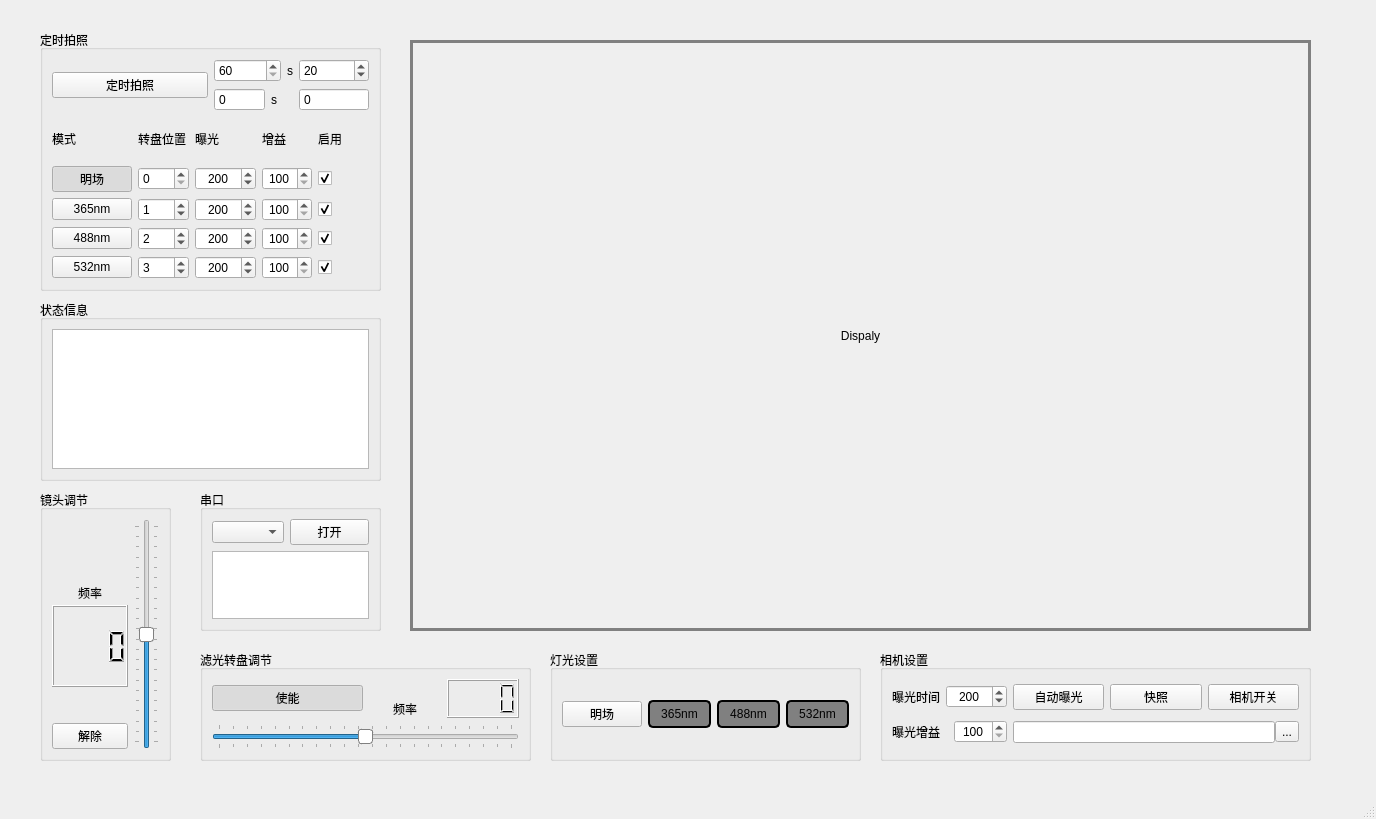
The window that mainwindow.ui (PingY2000/QT_Fluor) describes before a commit, drawn with Qt 5.
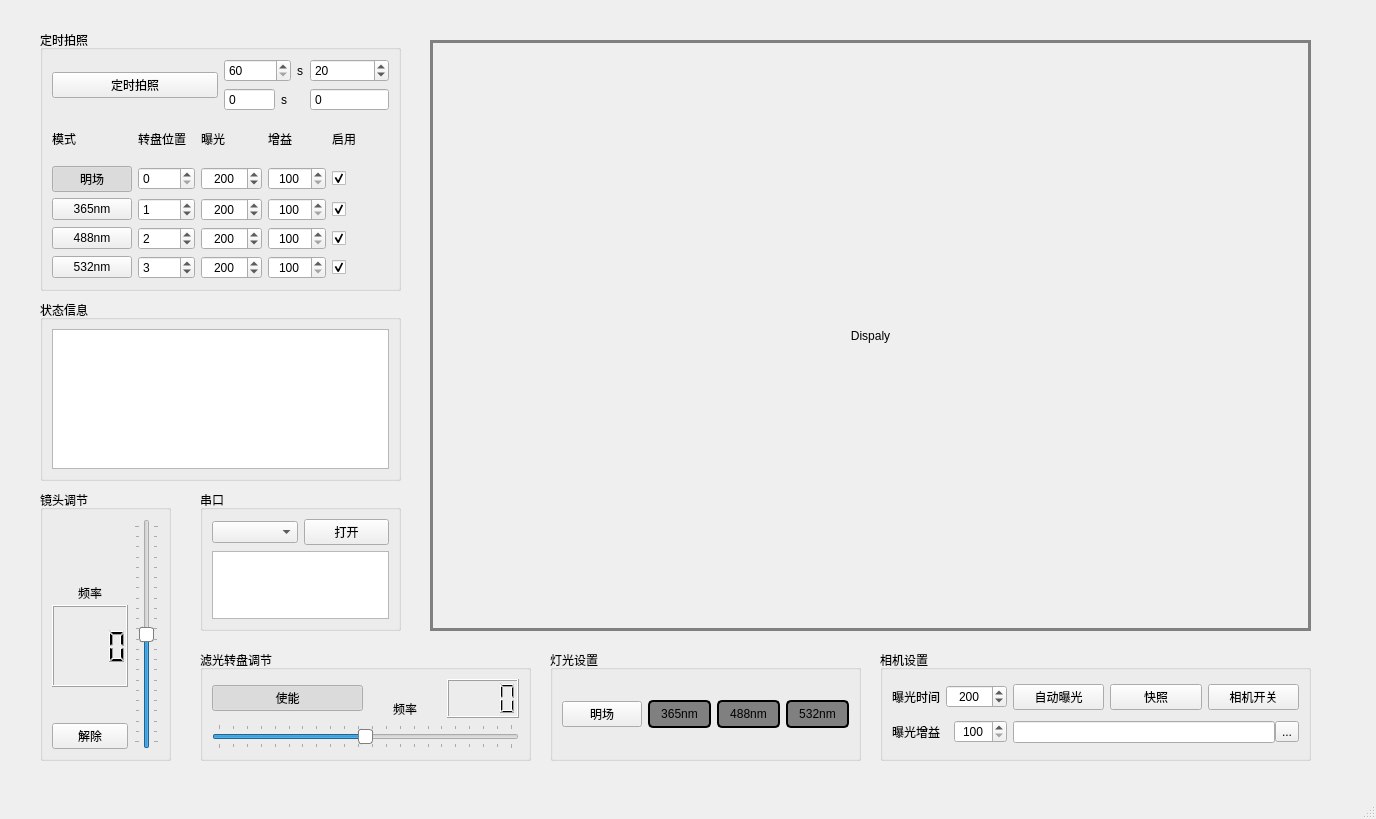
The same window after the commit.

What changed in the file:
```diff
--- a/mainwindow.ui
+++ b/mainwindow.ui
@@ -17,9 +17,9 @@
    <widget class="QLabel" name="labeldisplay">
     <property name="geometry">
      <rect>
-      <x>410</x>
+      <x>430</x>
       <y>40</y>
-      <width>901</width>
+      <width>881</width>
       <height>591</height>
      </rect>
     </property>
@@ -38,7 +38,7 @@
      <rect>
       <x>200</x>
       <y>490</y>
-      <width>181</width>
+      <width>201</width>
       <height>141</height>
      </rect>
     </property>
@@ -309,7 +309,7 @@
      <rect>
       <x>40</x>
       <y>30</y>
-      <width>341</width>
+      <width>361</width>
       <height>261</height>
      </rect>
     </property>
@@ -940,7 +940,7 @@
      <rect>
       <x>40</x>
       <y>300</y>
-      <width>341</width>
+      <width>361</width>
       <height>181</height>
      </rect>
     </property>
```
Left out of the diff: 2 changed lines with no effect on the pictures.
